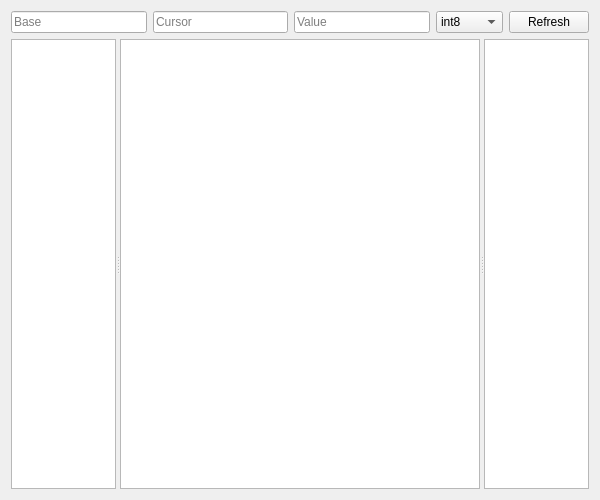
This is ui/mem-editor.ui in allencch/med as Qt 5 draws it before an edit. The edited form follows.
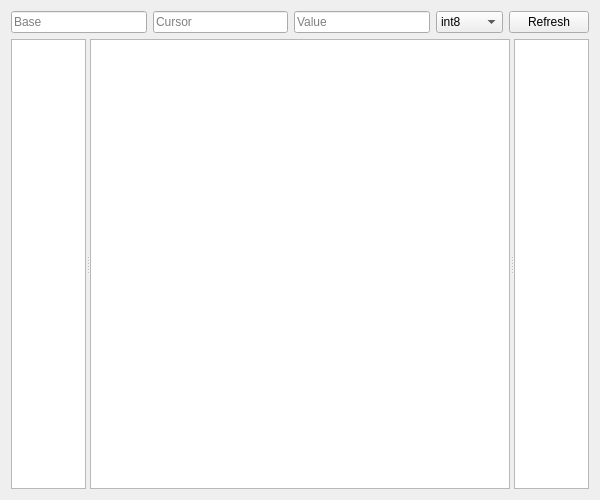
This is the edited form.

Commit message: Change the default font for MemEditor, use lowercase for hex values

The edit to the form file:
```diff
--- a/ui/mem-editor.ui
+++ b/ui/mem-editor.ui
@@ -91,7 +91,7 @@
        <widget class="QPlainTextEdit" name="addrArea">
         <property name="maximumSize">
          <size>
-          <width>150</width>
+          <width>120</width>
           <height>16777215</height>
          </size>
         </property>
@@ -102,7 +102,7 @@
        <widget class="QPlainTextEdit" name="memArea">
         <property name="minimumSize">
          <size>
-          <width>360</width>
+          <width>420</width>
           <height>0</height>
          </size>
         </property>
@@ -114,6 +114,12 @@
         </property>
        </widget>
        <widget class="QPlainTextEdit" name="textArea">
+        <property name="maximumSize">
+         <size>
+          <width>200</width>
+          <height>16777215</height>
+         </size>
+        </property>
         <property name="readOnly">
          <bool>true</bool>
         </property>
```
The commit also changes 1 other file.
